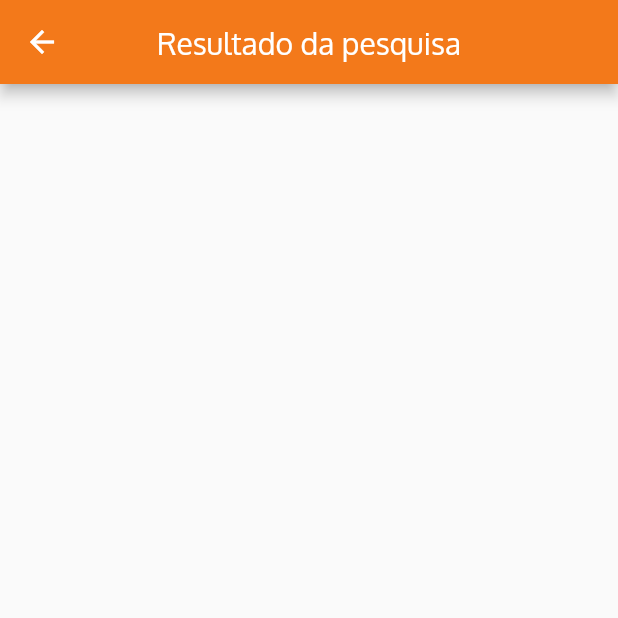
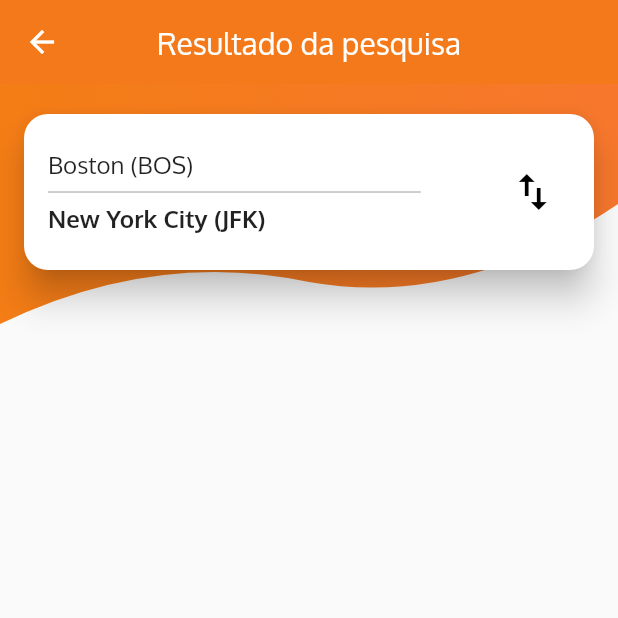
Before and after one commit to MarcioQuimbundo/kiviagem, a Flutter app: the FlightListingScreen screen opened directly, on a phone screen of 412 x 824 dp, the top half of it. Run offline on Flutter 3.47's test engine with Material 2 defaults, Android fonts, the phone set to English and light mode, and no system bars.

Commit message:
card adjustment finished

```diff
--- a/lib/flight_list.dart
+++ b/lib/flight_list.dart
@@ -1,4 +1,6 @@
 import 'package:flutter/material.dart';
+import 'package:kiviagem/CustomShapeClipper.dart';
+import 'package:kiviagem/main.dart';
 
 final Color discountBackgroundColor = Color(0xFFFFE08D);
 final Color flightBorderColor = Color(0xFFE6E6E6);
@@ -11,12 +13,85 @@ class FlightListingScreen extends StatelessWidget {
       appBar: AppBar(
         title: Text("Resultado da pesquisa"),
         centerTitle: true,
+        elevation: 0.0,
         leading: InkWell(
-          onTap: () {
-            Navigator.pop(context);
-          },
-          child: Icon(Icons.arrow_back)),
+            onTap: () {
+              Navigator.pop(context);
+            },
+            child: Icon(Icons.arrow_back)),
+      ),
+      body: Column(
+        children: <Widget>[
+          FlightListTopPart(),
+        ],
       ),
     );
   }
 }
+
+class FlightListTopPart extends StatelessWidget {
+  @override
+  Widget build(BuildContext context) {
+    return Stack(
+      children: <Widget>[
+        ClipPath(
+          clipper: CustomShapeClipper(),
+          child: Container(
+            decoration: BoxDecoration(
+                gradient: LinearGradient(colors: [firstColor, secondColor])),
+            height: 160.0,
+          ),
+        ),
+        Column(
+          children: <Widget>[
+            SizedBox(height: 20.0),
+            Card(
+              shape: RoundedRectangleBorder(
+                  borderRadius: BorderRadius.all(Radius.circular(16.0))),
+              margin: EdgeInsets.symmetric(horizontal: 16.0),
+              elevation: 10.0,
+              child: Container(
+                padding: EdgeInsets.symmetric(horizontal: 16.0, vertical: 24.0),
+                child: Row(
+                  mainAxisSize: MainAxisSize.max,
+                  children: <Widget>[
+                    Expanded(
+                      flex: 5,
+                      child: Column(
+                        mainAxisAlignment: MainAxisAlignment.center,
+                        crossAxisAlignment: CrossAxisAlignment.start,
+                        children: <Widget>[
+                          Text(
+                            "Boston (BOS)",
+                            style: TextStyle(fontSize: 16.0),
+                          ),
+                          Divider(
+                            color: Colors.grey,
+                          ),
+                          Text(
+                            "New York City (JFK)",
+                            style: TextStyle(
+                                fontWeight: FontWeight.bold, fontSize: 16.0),
+                          )
+                        ],
+                      ),
+                    ),
+                    Spacer(),
+                    Expanded(
+                      flex: 1,
+                                          child: Icon(
+                        Icons.import_export,
+                        color: Colors.black,
+                        size: 32.0,
+                      ),
+                    ),
+                  ],
+                ),
+              ),
+            ),
+          ],
+        )
+      ],
+    );
+  }
+}
```
